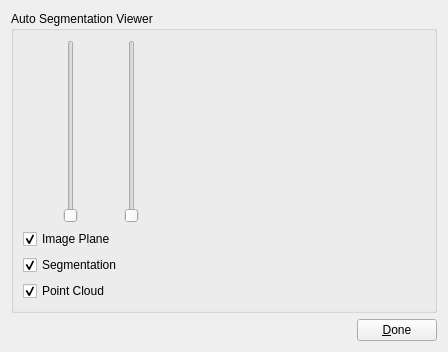
This is mapclientplugins/autosegmentationstep/widgets/qt/autosegmentationwidget.ui in tsalemink/autosegmentationstep as Qt 5 draws it before an edit. The edited form follows.
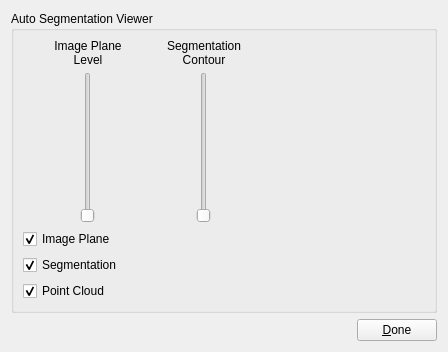
This is the edited form. Custom widgets are drawn as their Qt base class.

Commit message: Add slider labels

Patch:
```diff
--- a/mapclientplugins/autosegmentationstep/widgets/qt/autosegmentationwidget.ui
+++ b/mapclientplugins/autosegmentationstep/widgets/qt/autosegmentationwidget.ui
@@ -47,13 +47,58 @@
             </property>
             <property name="sizeHint" stdset="0">
              <size>
-              <width>40</width>
+              <width>20</width>
               <height>20</height>
              </size>
             </property>
            </spacer>
           </item>
           <item>
+           <layout class="QVBoxLayout" name="verticalLayout_5" stretch="0,0">
+            <property name="spacing">
+             <number>6</number>
+            </property>
+            <property name="sizeConstraint">
+             <enum>QLayout::SetDefaultConstraint</enum>
+            </property>
+            <property name="leftMargin">
+             <number>5</number>
+            </property>
+            <property name="rightMargin">
+             <number>5</number>
+            </property>
+            <item>
+             <widget class="QLabel" name="label">
+              <property name="sizePolicy">
+               <sizepolicy hsizetype="Fixed" vsizetype="Fixed">
+                <horstretch>0</horstretch>
+                <verstretch>0</verstretch>
+               </sizepolicy>
+              </property>
+              <property name="minimumSize">
+               <size>
+                <width>80</width>
+                <height>26</height>
+               </size>
+              </property>
+              <property name="maximumSize">
+               <size>
+                <width>80</width>
+                <height>26</height>
+               </size>
+              </property>
+              <property name="text">
+               <string>Image Plane Level</string>
+              </property>
+              <property name="alignment">
+               <set>Qt::AlignCenter</set>
+              </property>
+              <property name="wordWrap">
+               <bool>true</bool>
+              </property>
+             </widget>
+            </item>
+            <item alignment="Qt::AlignHCenter">
            <widget class="QSlider" name="isoValueSlider">
             <property name="maximum">
              <number>99</number>
@@ -63,6 +108,8 @@
             </property>
            </widget>
           </item>
+           </layout>
+          </item>
           <item>
            <spacer name="horizontalSpacer_3">
             <property name="orientation">
@@ -70,13 +117,46 @@
             </property>
             <property name="sizeHint" stdset="0">
              <size>
-              <width>40</width>
+              <width>20</width>
               <height>20</height>
              </size>
             </property>
            </spacer>
           </item>
           <item>
+           <layout class="QVBoxLayout" name="verticalLayout_4">
+            <item>
+             <widget class="QLabel" name="label_2">
+              <property name="sizePolicy">
+               <sizepolicy hsizetype="Preferred" vsizetype="Preferred">
+                <horstretch>0</horstretch>
+                <verstretch>0</verstretch>
+               </sizepolicy>
+              </property>
+              <property name="minimumSize">
+               <size>
+                <width>90</width>
+                <height>26</height>
+               </size>
+              </property>
+              <property name="maximumSize">
+               <size>
+                <width>90</width>
+                <height>26</height>
+               </size>
+              </property>
+              <property name="text">
+               <string>Segmentation Contour Threshold</string>
+              </property>
+              <property name="alignment">
+               <set>Qt::AlignCenter</set>
+              </property>
+              <property name="wordWrap">
+               <bool>true</bool>
+              </property>
+             </widget>
+            </item>
+            <item alignment="Qt::AlignHCenter">
            <widget class="QSlider" name="segmentationValueSlider">
             <property name="maximum">
              <number>10000</number>
@@ -86,6 +166,8 @@
             </property>
            </widget>
           </item>
+           </layout>
+          </item>
           <item>
            <spacer name="horizontalSpacer_5">
             <property name="orientation">
@@ -93,7 +175,7 @@
             </property>
             <property name="sizeHint" stdset="0">
              <size>
-              <width>40</width>
+              <width>20</width>
               <height>20</height>
              </size>
             </property>
```
Lines whose indentation alone changed are shown as unchanged. The commit also changes 1 other file.
